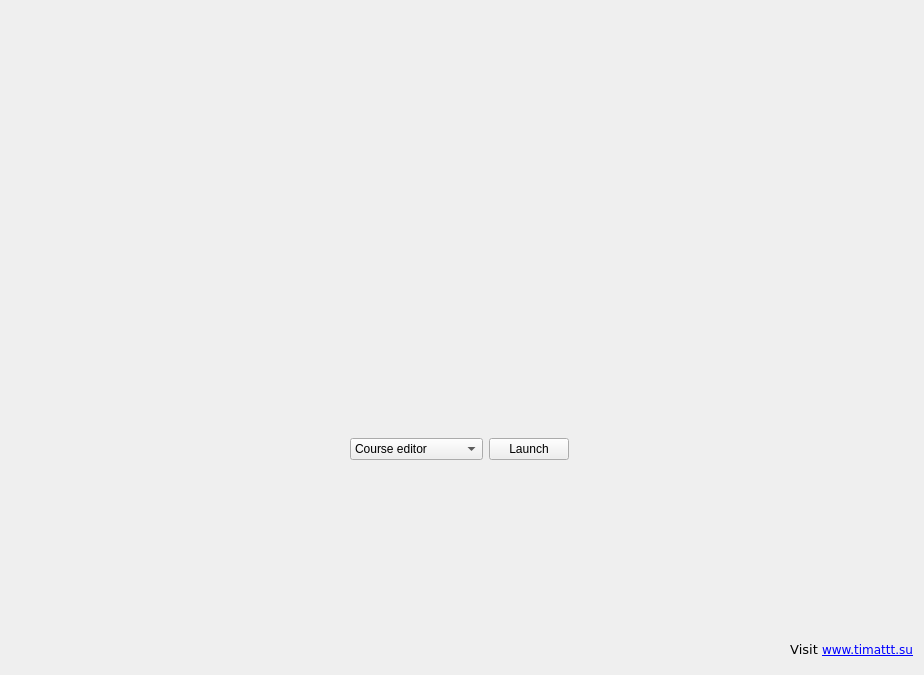
Before: the Qt Designer form Sources/Launcher/launcher.ui in timattt/Cognitia-II, drawn with Qt 5.
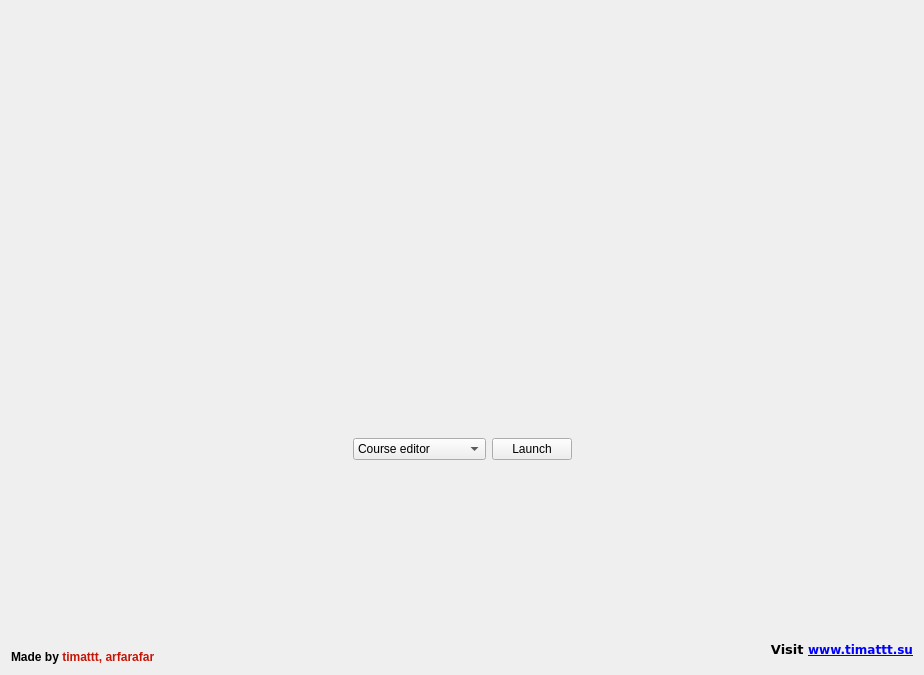
After: the same form once the commit is applied. Icons and pictures are not drawn.

The edit to the form file:
```diff
--- a/Sources/Launcher/launcher.ui
+++ b/Sources/Launcher/launcher.ui
@@ -15,6 +15,8 @@
   </property>
   <layout class="QHBoxLayout" name="horizontalLayout_2">
    <item>
+    <layout class="QVBoxLayout" name="verticalLayout_2">
+     <item>
     <spacer name="horizontalSpacer">
      <property name="orientation">
       <enum>Qt::Horizontal</enum>
@@ -27,6 +29,15 @@
      </property>
     </spacer>
    </item>
+     <item alignment="Qt::AlignBottom">
+      <widget class="QLabel" name="label_3">
+       <property name="text">
+        <string>&lt;html&gt;&lt;head/&gt;&lt;body&gt;&lt;p&gt;&lt;span style=&quot; font-weight:600;&quot;&gt;Made by &lt;/span&gt;&lt;span style=&quot; font-weight:600; color:#c81404;&quot;&gt;timattt, arfarafar&lt;/span&gt;&lt;/p&gt;&lt;/body&gt;&lt;/html&gt;</string>
+       </property>
+      </widget>
+     </item>
+    </layout>
+   </item>
    <item>
     <layout class="QVBoxLayout" name="verticalLayout">
      <item>
@@ -144,7 +155,7 @@
      <item alignment="Qt::AlignBottom">
       <widget class="QLabel" name="label_2">
        <property name="text">
-        <string>&lt;html&gt;&lt;head/&gt;&lt;body&gt;&lt;pre style=&quot; margin-top:0px; margin-bottom:0px; margin-left:0px; margin-right:0px; -qt-block-indent:0; text-indent:0px; line-height:130.769%;&quot;&gt;&lt;span style=&quot; font-family:'Courier New'; font-size:13px; color:#000000;&quot;&gt;Visit &lt;/span&gt;&lt;a href=&quot;www.timattt.su&quot;&gt;&lt;span style=&quot; text-decoration: underline; color:#0000ff;&quot;&gt;www.timattt.su&lt;/span&gt;&lt;/a&gt;&lt;/pre&gt;&lt;/body&gt;&lt;/html&gt;</string>
+        <string>&lt;html&gt;&lt;head/&gt;&lt;body&gt;&lt;pre style=&quot; margin-top:0px; margin-bottom:0px; margin-left:0px; margin-right:0px; -qt-block-indent:0; text-indent:0px; line-height:130.769%;&quot;&gt;&lt;span style=&quot; font-family:'Courier New'; font-size:13px; font-weight:600; color:#000000;&quot;&gt;Visit &lt;/span&gt;&lt;a href=&quot;www.timattt.su&quot;&gt;&lt;span style=&quot; font-family:'Courier New'; font-weight:600; text-decoration: underline; color:#0000ff;&quot;&gt;www.timattt.su&lt;/span&gt;&lt;/a&gt;&lt;/pre&gt;&lt;/body&gt;&lt;/html&gt;</string>
        </property>
        <property name="alignment">
         <set>Qt::AlignRight|Qt::AlignTrailing|Qt::AlignVCenter</set>
```
Lines whose indentation alone changed are shown as unchanged.
